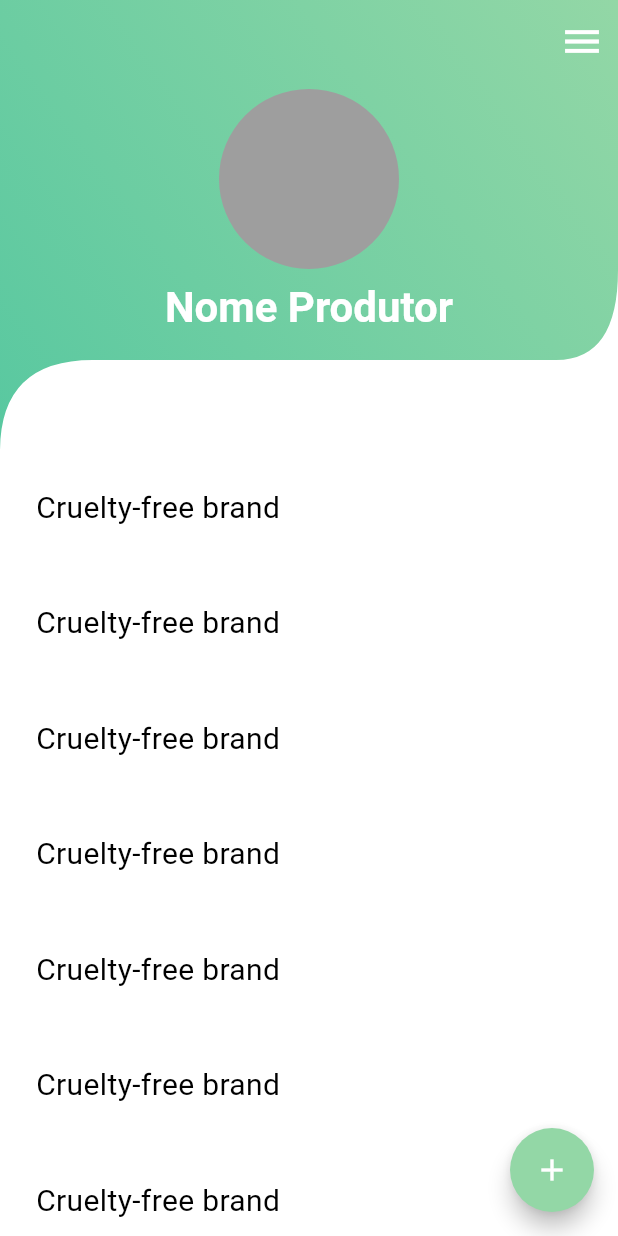
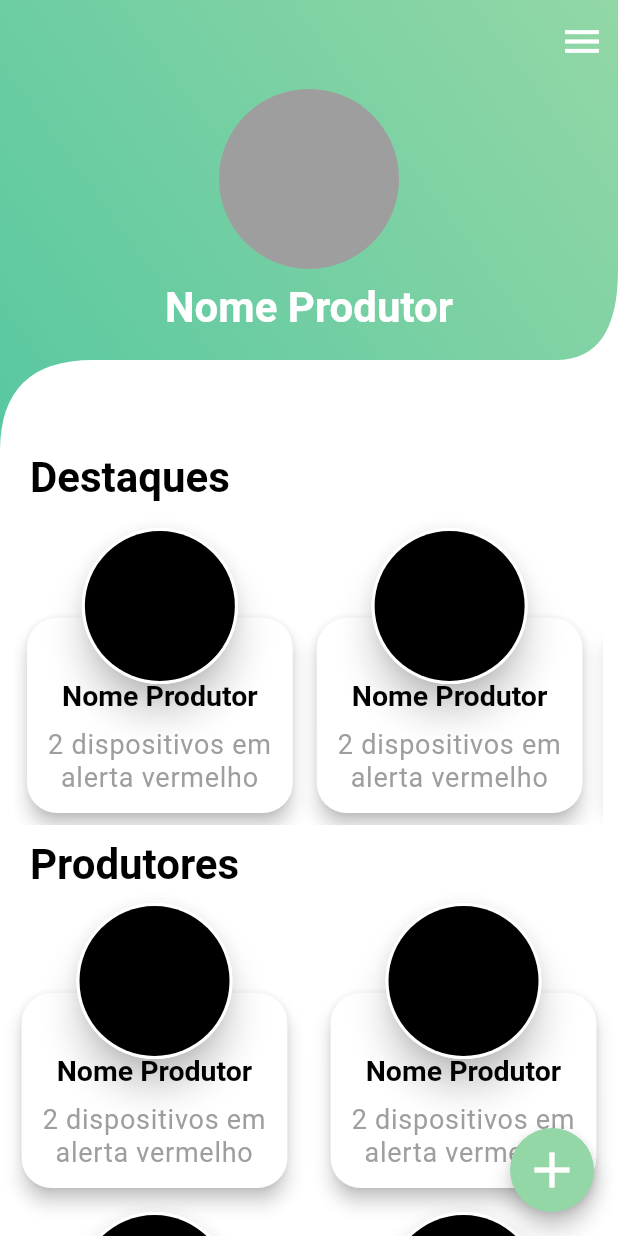
Before and after one commit to RobertoFMBarreto/guardian-people, a Flutter app: the screen it shows after launch, after a tap on the "add" icon, on a phone screen of 412 x 824 dp. Run offline on Flutter 3.47's test engine with Material 2 defaults, Android fonts, the phone set to English and light mode, and no system bars.

Commit message:
admin home page done

```diff
--- a/lib/main.dart
+++ b/lib/main.dart
@@ -1,6 +1,5 @@
-import 'package:august_testing/widgets/sliver_at_app_bar.dart';
+import 'package:august_testing/pages/admin/admin_home.dart';
 import 'package:flutter/material.dart';
-import 'widgets/path/top_bar_wave_clipper.dart';
 import 'colors.dart';
 
 void main() {
@@ -50,57 +49,7 @@ class MyApp extends StatelessWidget {
         ),
         bottomSheetTheme: const BottomSheetThemeData(backgroundColor: atBackgroundColor),
       ),
-      home: const MyHomePage(title: 'Flutter Demo Home Page'),
+      home: const AdminHome(),
     );
   }
 }
-
-class MyHomePage extends StatefulWidget {
-  const MyHomePage({super.key, required this.title});
-
-  final String title;
-
-  @override
-  State<MyHomePage> createState() => _MyHomePageState();
-}
-
-class _MyHomePageState extends State<MyHomePage> {
-  @override
-  Widget build(BuildContext context) {
-    ThemeData theme = Theme.of(context);
-    return Scaffold(
-      body: SafeArea(
-        child: CustomScrollView(
-          slivers: [
-            SliverPersistentHeader(
-              delegate: SliverATAppBar(),
-              // Set this param so that it won't go off the screen when scrolling
-              pinned: true,
-            ),
-            SliverList(
-              delegate: SliverChildBuilderDelegate((BuildContext context, int index) {
-                return Container(
-                    margin: const EdgeInsets.all(8),
-                    padding: const EdgeInsets.all(16),
-                    child: const Text(
-                      'Cruelty-free brand',
-                      style: TextStyle(fontSize: 20),
-                    ));
-              }, childCount: 20),
-            )
-          ],
-        ),
-      ),
-      floatingActionButton: FloatingActionButton(
-        onPressed: () {},
-        tooltip: 'Adicionar Produtor',
-        backgroundColor: theme.colorScheme.secondary,
-        shape: CircleBorder(),
-        child: Icon(
-          Icons.add,
-          color: theme.colorScheme.onSecondary,
-        ),
-      ),
-    );
-  }
-}
--- /dev/null
+++ b/lib/pages/admin/admin_home.dart
@@ -0,0 +1,49 @@
+import 'package:august_testing/widgets/pages/admin/admin_home/highlights.dart';
+import 'package:august_testing/widgets/pages/admin/admin_home/producers.dart';
+import 'package:august_testing/widgets/producer.dart';
+import 'package:flutter/material.dart';
+
+import '../../widgets/topbar/sliver_at_app_bar.dart';
+
+class AdminHome extends StatelessWidget {
+  const AdminHome({super.key});
+
+  @override
+  Widget build(BuildContext context) {
+    ThemeData theme = Theme.of(context);
+    return Scaffold(
+      body: SafeArea(
+        child: CustomScrollView(
+          slivers: [
+            SliverPersistentHeader(
+              delegate: SliverATAppBar(),
+              pinned: true,
+            ),
+            const Highlights(),
+            SliverToBoxAdapter(
+              child: Padding(
+                padding: const EdgeInsets.only(left: 20.0),
+                child: Text(
+                  'Produtores',
+                  style: theme.textTheme.headlineMedium,
+                ),
+              ),
+            ),
+            const Producers(),
+          ],
+        ),
+      ),
+      floatingActionButton: FloatingActionButton(
+        onPressed: () {},
+        tooltip: 'Adicionar Produtor',
+        backgroundColor: theme.colorScheme.secondary,
+        shape: const CircleBorder(),
+        child: Icon(
+          Icons.add,
+          color: theme.colorScheme.onSecondary,
+          size: 40,
+        ),
+      ),
+    );
+  }
+}
--- /dev/null
+++ b/lib/widgets/circle_avatar_border.dart
@@ -0,0 +1,29 @@
+import 'package:flutter/material.dart';
+
+class CircleAvatarBorder extends StatelessWidget {
+  final double radius;
+  const CircleAvatarBorder({super.key, required this.radius});
+
+  @override
+  Widget build(BuildContext context) {
+    return Material(
+      elevation: 10,
+      borderRadius: const BorderRadius.all(
+        Radius.circular(10000),
+      ),
+      child: Stack(
+        alignment: Alignment.center,
+        children: [
+          CircleAvatar(
+            radius: radius + 2,
+            backgroundColor: Colors.white,
+          ),
+          CircleAvatar(
+            radius: radius,
+            backgroundColor: Colors.black,
+          ),
+        ],
+      ),
+    );
+  }
+}
--- /dev/null
+++ b/lib/widgets/pages/admin/admin_home/highlights.dart
@@ -0,0 +1,43 @@
+import 'package:flutter/material.dart';
+
+import '../../../producer.dart';
+
+class Highlights extends StatelessWidget {
+  const Highlights({super.key});
+
+  @override
+  Widget build(BuildContext context) {
+    ThemeData theme = Theme.of(context);
+    double deviceHeight = MediaQuery.of(context).size.height;
+    return SliverToBoxAdapter(
+      child: Column(
+        crossAxisAlignment: CrossAxisAlignment.start,
+        children: [
+          Padding(
+            padding: const EdgeInsets.only(left: 20.0),
+            child: Text(
+              'Destaques',
+              style: theme.textTheme.headlineMedium,
+            ),
+          ),
+          Padding(
+            padding: const EdgeInsets.only(
+              bottom: 8.0,
+              top: 8.0,
+              left: 10.0,
+              right: 10.0,
+            ),
+            child: SizedBox(
+              height: deviceHeight * 0.25,
+              child: ListView.builder(
+                scrollDirection: Axis.horizontal,
+                itemCount: 10,
+                itemBuilder: (context, index) => Producer(),
+              ),
+            ),
+          ),
+        ],
+      ),
+    );
+  }
+}
--- /dev/null
+++ b/lib/widgets/pages/admin/admin_home/producers.dart
@@ -0,0 +1,22 @@
+import 'package:flutter/material.dart';
+
+import '../../../producer.dart';
+
+class Producers extends StatelessWidget {
+  const Producers({super.key});
+
+  @override
+  Widget build(BuildContext context) {
+    double deviceHeight = MediaQuery.of(context).size.height;
+    return SliverGrid.builder(
+      gridDelegate: SliverGridDelegateWithFixedCrossAxisCount(
+        crossAxisCount: 2,
+        crossAxisSpacing: 0,
+        mainAxisSpacing: 0,
+        mainAxisExtent: deviceHeight * 0.25,
+      ),
+      itemCount: 10,
+      itemBuilder: (context, index) => Producer(),
+    );
+  }
+}
--- /dev/null
+++ b/lib/widgets/producer.dart
@@ -0,0 +1,61 @@
+import 'package:flutter/material.dart';
+
+import 'circle_avatar_border.dart';
+
+class Producer extends StatelessWidget {
+  const Producer({super.key});
+
+  @override
+  Widget build(BuildContext context) {
+    ThemeData theme = Theme.of(context);
+    double deviceWidth = MediaQuery.of(context).size.width;
+    return Padding(
+      padding: const EdgeInsets.all(8.0),
+      child: Stack(
+        alignment: Alignment.topCenter,
+        children: [
+          Align(
+            alignment: Alignment.bottomCenter,
+            child: Material(
+              elevation: 5,
+              borderRadius: const BorderRadius.all(
+                Radius.circular(20),
+              ),
+              child: SizedBox(
+                height: 130,
+                width: 0.43 * deviceWidth,
+                child: Padding(
+                    padding: const EdgeInsets.only(left: 8.0, right: 8.0, bottom: 8.0, top: 35.0),
+                    child: Column(
+                      mainAxisAlignment: MainAxisAlignment.spaceAround,
+                      children: [
+                        Text(
+                          'Nome Produtor',
+                          style: theme.textTheme.headlineSmall!.copyWith(
+                            fontWeight: FontWeight.bold,
+                            fontSize: 19,
+                          ),
+                          textAlign: TextAlign.center,
+                        ),
+                        Text(
+                          '2 dispositivos em alerta vermelho',
+                          style: theme.textTheme.bodyLarge!.copyWith(
+                            color: Colors.grey,
+                            fontSize: 18,
+                            height: 1.2,
+                          ),
+                          textAlign: TextAlign.center,
+                        ),
+                      ],
+                    )),
+              ),
+            ),
+          ),
+          const CircleAvatarBorder(
+            radius: 50,
+          )
+        ],
+      ),
+    );
+  }
+}
--- a/lib/widgets/sliver_at_app_bar.dart
+++ b/lib/widgets/topbar/sliver_at_app_bar.dart
@@ -1,5 +1,5 @@
-import 'package:august_testing/widgets/top_bar.dart';
-import 'package:august_testing/widgets/path/top_bar_wave_clipper.dart';
+import 'package:august_testing/widgets/topbar/path/top_bar_wave_clipper.dart';
+import 'package:august_testing/widgets/topbar/top_bar.dart';
 import 'package:flutter/material.dart';
 
 class SliverATAppBar extends SliverPersistentHeaderDelegate {
```
Also changed, not shown: lib/widgets/topbar/path/top_bar_wave_clipper.dart (renamed from lib/widgets/path/top_bar_wave_clipper.dart), lib/widgets/topbar/top_bar.dart (renamed from lib/widgets/top_bar.dart).
